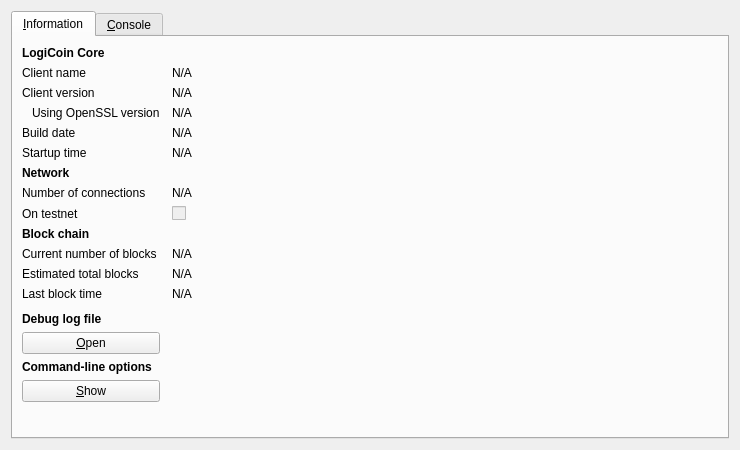
Above: src/qt/forms/rpcconsole.ui from Logicoin/logicoin before the change. Below: the same form after it.
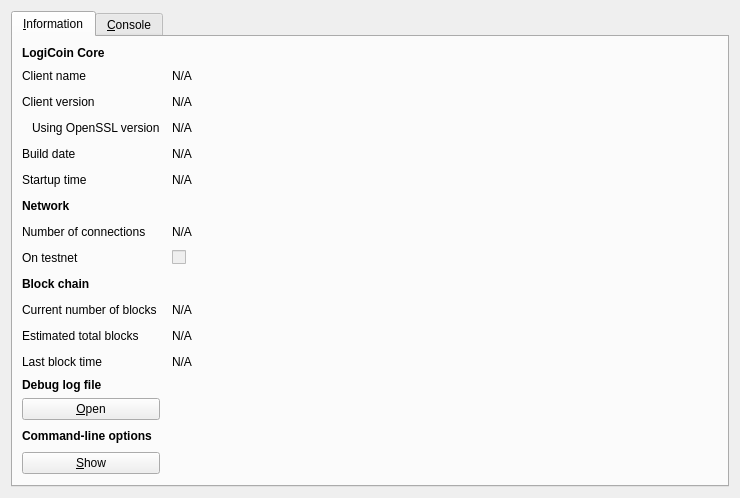
That is the form after the change. Icons and pictures are not drawn.

Patch:
```diff
--- a/src/qt/forms/rpcconsole.ui
+++ b/src/qt/forms/rpcconsole.ui
@@ -23,10 +23,191 @@
       <attribute name="title">
        <string>&amp;Information</string>
       </attribute>
-      <layout class="QGridLayout" name="gridLayout" columnstretch="0,1">
+      <layout class="QGridLayout" name="gridLayout" columnstretch="0,1,0,0">
        <property name="horizontalSpacing">
         <number>12</number>
        </property>
+       <item row="12" column="0">
+        <widget class="QLabel" name="label_2">
+         <property name="text">
+          <string>Last block time</string>
+         </property>
+        </widget>
+       </item>
+       <item row="9" column="0">
+        <widget class="QLabel" name="label_10">
+         <property name="font">
+          <font>
+           <weight>75</weight>
+           <bold>true</bold>
+          </font>
+         </property>
+         <property name="text">
+          <string>Block chain</string>
+         </property>
+        </widget>
+       </item>
+       <item row="8" column="1">
+        <widget class="QCheckBox" name="isTestNet">
+         <property name="enabled">
+          <bool>false</bool>
+         </property>
+         <property name="text">
+          <string/>
+         </property>
+        </widget>
+       </item>
+       <item row="11" column="1">
+        <widget class="QLabel" name="totalBlocks">
+         <property name="cursor">
+          <cursorShape>IBeamCursor</cursorShape>
+         </property>
+         <property name="text">
+          <string>N/A</string>
+         </property>
+         <property name="textFormat">
+          <enum>Qt::PlainText</enum>
+         </property>
+         <property name="textInteractionFlags">
+          <set>Qt::LinksAccessibleByMouse|Qt::TextSelectableByKeyboard|Qt::TextSelectableByMouse</set>
+         </property>
+        </widget>
+       </item>
+       <item row="10" column="0">
+        <widget class="QLabel" name="label_3">
+         <property name="text">
+          <string>Current number of blocks</string>
+         </property>
+        </widget>
+       </item>
+       <item row="7" column="1">
+        <widget class="QLabel" name="numberOfConnections">
+         <property name="cursor">
+          <cursorShape>IBeamCursor</cursorShape>
+         </property>
+         <property name="text">
+          <string>N/A</string>
+         </property>
+         <property name="textFormat">
+          <enum>Qt::PlainText</enum>
+         </property>
+         <property name="textInteractionFlags">
+          <set>Qt::LinksAccessibleByMouse|Qt::TextSelectableByKeyboard|Qt::TextSelectableByMouse</set>
+         </property>
+        </widget>
+       </item>
+       <item row="7" column="0">
+        <widget class="QLabel" name="label_7">
+         <property name="text">
+          <string>Number of connections</string>
+         </property>
+        </widget>
+       </item>
+       <item row="10" column="1">
+        <widget class="QLabel" name="numberOfBlocks">
+         <property name="cursor">
+          <cursorShape>IBeamCursor</cursorShape>
+         </property>
+         <property name="text">
+          <string>N/A</string>
+         </property>
+         <property name="textFormat">
+          <enum>Qt::PlainText</enum>
+         </property>
+         <property name="textInteractionFlags">
+          <set>Qt::LinksAccessibleByMouse|Qt::TextSelectableByKeyboard|Qt::TextSelectableByMouse</set>
+         </property>
+        </widget>
+       </item>
+       <item row="8" column="0">
+        <widget class="QLabel" name="label_8">
+         <property name="text">
+          <string>On testnet</string>
+         </property>
+        </widget>
+       </item>
+       <item row="11" column="0">
+        <widget class="QLabel" name="label_4">
+         <property name="text">
+          <string>Estimated total blocks</string>
+         </property>
+        </widget>
+       </item>
+       <item row="4" column="2">
+        <spacer name="horizontalSpacer">
+         <property name="orientation">
+          <enum>Qt::Horizontal</enum>
+         </property>
+         <property name="sizeHint" stdset="0">
+          <size>
+           <width>40</width>
+           <height>20</height>
+          </size>
+         </property>
+        </spacer>
+       </item>
+       <item row="1" column="2">
+        <spacer name="horizontalSpacer_2">
+         <property name="orientation">
+          <enum>Qt::Horizontal</enum>
+         </property>
+         <property name="sizeHint" stdset="0">
+          <size>
+           <width>40</width>
+           <height>20</height>
+          </size>
+         </property>
+        </spacer>
+       </item>
+       <item row="2" column="2">
+        <spacer name="horizontalSpacer_3">
+         <property name="orientation">
+          <enum>Qt::Horizontal</enum>
+         </property>
+         <property name="sizeHint" stdset="0">
+          <size>
+           <width>40</width>
+           <height>20</height>
+          </size>
+         </property>
+        </spacer>
+       </item>
+       <item row="3" column="2">
+        <spacer name="horizontalSpacer_4">
+         <property name="orientation">
+          <enum>Qt::Horizontal</enum>
+         </property>
+         <property name="sizeHint" stdset="0">
+          <size>
+           <width>40</width>
+           <height>20</height>
+          </size>
+         </property>
+        </spacer>
+       </item>
+       <item row="4" column="0">
+        <widget class="QLabel" name="label_12">
+         <property name="text">
+          <string>Build date</string>
+         </property>
+        </widget>
+       </item>
+       <item row="3" column="1">
+        <widget class="QLabel" name="openSSLVersion">
+         <property name="cursor">
+          <cursorShape>IBeamCursor</cursorShape>
+         </property>
+         <property name="text">
+          <string>N/A</string>
+         </property>
+         <property name="textFormat">
+          <enum>Qt::PlainText</enum>
+         </property>
+         <property name="textInteractionFlags">
+          <set>Qt::LinksAccessibleByMouse|Qt::TextSelectableByKeyboard|Qt::TextSelectableByMouse</set>
+         </property>
+        </widget>
+       </item>
        <item row="0" column="0">
         <widget class="QLabel" name="label_9">
          <property name="font">
@@ -40,29 +221,6 @@
          </property>
         </widget>
        </item>
-       <item row="1" column="0">
-        <widget class="QLabel" name="label_5">
-         <property name="text">
-          <string>Client name</string>
-         </property>
-        </widget>
-       </item>
-       <item row="1" column="1">
-        <widget class="QLabel" name="clientName">
-         <property name="cursor">
-          <cursorShape>IBeamCursor</cursorShape>
-         </property>
-         <property name="text">
-          <string>N/A</string>
-         </property>
-         <property name="textFormat">
-          <enum>Qt::PlainText</enum>
-         </property>
-         <property name="textInteractionFlags">
-          <set>Qt::LinksAccessibleByMouse|Qt::TextSelectableByKeyboard|Qt::TextSelectableByMouse</set>
-         </property>
-        </widget>
-       </item>
        <item row="2" column="0">
         <widget class="QLabel" name="label_6">
          <property name="text">
@@ -70,19 +228,10 @@
          </property>
         </widget>
        </item>
-       <item row="2" column="1">
-        <widget class="QLabel" name="clientVersion">
-         <property name="cursor">
-          <cursorShape>IBeamCursor</cursorShape>
-         </property>
+       <item row="1" column="0">
+        <widget class="QLabel" name="label_5">
          <property name="text">
-          <string>N/A</string>
-         </property>
-         <property name="textFormat">
-          <enum>Qt::PlainText</enum>
-         </property>
-         <property name="textInteractionFlags">
-          <set>Qt::LinksAccessibleByMouse|Qt::TextSelectableByKeyboard|Qt::TextSelectableByMouse</set>
+          <string>Client name</string>
          </property>
         </widget>
        </item>
@@ -96,8 +245,8 @@
          </property>
         </widget>
        </item>
-       <item row="3" column="1">
-        <widget class="QLabel" name="openSSLVersion">
+       <item row="2" column="1">
+        <widget class="QLabel" name="clientVersion">
          <property name="cursor">
           <cursorShape>IBeamCursor</cursorShape>
          </property>
@@ -112,10 +261,19 @@
          </property>
         </widget>
        </item>
-       <item row="4" column="0">
-        <widget class="QLabel" name="label_12">
+       <item row="1" column="1">
+        <widget class="QLabel" name="clientName">
+         <property name="cursor">
+          <cursorShape>IBeamCursor</cursorShape>
+         </property>
          <property name="text">
-          <string>Build date</string>
+          <string>N/A</string>
+         </property>
+         <property name="textFormat">
+          <enum>Qt::PlainText</enum>
+         </property>
+         <property name="textInteractionFlags">
+          <set>Qt::LinksAccessibleByMouse|Qt::TextSelectableByKeyboard|Qt::TextSelectableByMouse</set>
          </property>
         </widget>
        </item>
@@ -171,111 +329,31 @@
          </property>
         </widget>
        </item>
-       <item row="7" column="0">
-        <widget class="QLabel" name="label_7">
-         <property name="text">
-          <string>Number of connections</string>
+       <item row="6" column="2">
+        <spacer name="horizontalSpacer_6">
+         <property name="orientation">
+          <enum>Qt::Horizontal</enum>
          </property>
-        </widget>
-       </item>
-       <item row="7" column="1">
-        <widget class="QLabel" name="numberOfConnections">
-         <property name="cursor">
-          <cursorShape>IBeamCursor</cursorShape>
+         <property name="sizeHint" stdset="0">
+          <size>
+           <width>40</width>
+           <height>20</height>
+          </size>
          </property>
-         <property name="text">
-          <string>N/A</string>
-         </property>
-         <property name="textFormat">
-          <enum>Qt::PlainText</enum>
-         </property>
-         <property name="textInteractionFlags">
-          <set>Qt::LinksAccessibleByMouse|Qt::TextSelectableByKeyboard|Qt::TextSelectableByMouse</set>
-         </property>
-        </widget>
+        </spacer>
        </item>
-       <item row="8" column="0">
-        <widget class="QLabel" name="label_8">
-         <property name="text">
-          <string>On testnet</string>
+       <item row="5" column="2">
+        <spacer name="horizontalSpacer_5">
+         <property name="orientation">
+          <enum>Qt::Horizontal</enum>
          </property>
-        </widget>
-       </item>
-       <item row="8" column="1">
-        <widget class="QCheckBox" name="isTestNet">
-         <property name="enabled">
-          <bool>false</bool>
+         <property name="sizeHint" stdset="0">
+          <size>
+           <width>40</width>
+           <height>20</height>
+          </size>
          </property>
-         <property name="text">
-          <string/>
-         </property>
-        </widget>
-       </item>
-       <item row="9" column="0">
-        <widget class="QLabel" name="label_10">
-         <property name="font">
-          <font>
-           <weight>75</weight>
-           <bold>true</bold>
-          </font>
-         </property>
-         <property name="text">
-          <string>Block chain</string>
-         </property>
-        </widget>
-       </item>
-       <item row="10" column="0">
-        <widget class="QLabel" name="label_3">
-         <property name="text">
-          <string>Current number of blocks</string>
-         </property>
-        </widget>
-       </item>
-       <item row="10" column="1">
-        <widget class="QLabel" name="numberOfBlocks">
-         <property name="cursor">
-          <cursorShape>IBeamCursor</cursorShape>
-         </property>
-         <property name="text">
-          <string>N/A</string>
-         </property>
-         <property name="textFormat">
-          <enum>Qt::PlainText</enum>
-         </property>
-         <property name="textInteractionFlags">
-          <set>Qt::LinksAccessibleByMouse|Qt::TextSelectableByKeyboard|Qt::TextSelectableByMouse</set>
-         </property>
-        </widget>
-       </item>
-       <item row="11" column="0">
-        <widget class="QLabel" name="label_4">
-         <property name="text">
-          <string>Estimated total blocks</string>
-         </property>
-        </widget>
-       </item>
-       <item row="11" column="1">
-        <widget class="QLabel" name="totalBlocks">
-         <property name="cursor">
-          <cursorShape>IBeamCursor</cursorShape>
-         </property>
-         <property name="text">
-          <string>N/A</string>
-         </property>
-         <property name="textFormat">
-          <enum>Qt::PlainText</enum>
-         </property>
-         <property name="textInteractionFlags">
-          <set>Qt::LinksAccessibleByMouse|Qt::TextSelectableByKeyboard|Qt::TextSelectableByMouse</set>
-         </property>
-        </widget>
-       </item>
-       <item row="12" column="0">
-        <widget class="QLabel" name="label_2">
-         <property name="text">
-          <string>Last block time</string>
-         </property>
-        </widget>
+        </spacer>
        </item>
        <item row="12" column="1">
         <widget class="QLabel" name="lastBlockTime">
@@ -371,6 +449,133 @@
          </property>
         </spacer>
        </item>
+       <item row="8" column="2">
+        <spacer name="horizontalSpacer_8">
+         <property name="orientation">
+          <enum>Qt::Horizontal</enum>
+         </property>
+         <property name="sizeHint" stdset="0">
+          <size>
+           <width>40</width>
+           <height>20</height>
+          </size>
+         </property>
+        </spacer>
+       </item>
+       <item row="7" column="2">
+        <spacer name="horizontalSpacer_7">
+         <property name="orientation">
+          <enum>Qt::Horizontal</enum>
+         </property>
+         <property name="sizeHint" stdset="0">
+          <size>
+           <width>40</width>
+           <height>20</height>
+          </size>
+         </property>
+        </spacer>
+       </item>
+       <item row="9" column="2">
+        <spacer name="horizontalSpacer_9">
+         <property name="orientation">
+          <enum>Qt::Horizontal</enum>
+         </property>
+         <property name="sizeHint" stdset="0">
+          <size>
+           <width>40</width>
+           <height>20</height>
+          </size>
+         </property>
+        </spacer>
+       </item>
+       <item row="10" column="2">
+        <spacer name="horizontalSpacer_10">
+         <property name="orientation">
+          <enum>Qt::Horizontal</enum>
+         </property>
+         <property name="sizeHint" stdset="0">
+          <size>
+           <width>40</width>
+           <height>20</height>
+          </size>
+         </property>
+        </spacer>
+       </item>
+       <item row="11" column="2">
+        <spacer name="horizontalSpacer_11">
+         <property name="orientation">
+          <enum>Qt::Horizontal</enum>
+         </property>
+         <property name="sizeHint" stdset="0">
+          <size>
+           <width>40</width>
+           <height>20</height>
+          </size>
+         </property>
+        </spacer>
+       </item>
+       <item row="12" column="2">
+        <spacer name="horizontalSpacer_12">
+         <property name="orientation">
+          <enum>Qt::Horizontal</enum>
+         </property>
+         <property name="sizeHint" stdset="0">
+          <size>
+           <width>40</width>
+           <height>20</height>
+          </size>
+         </property>
+        </spacer>
+       </item>
+       <item row="15" column="2">
+        <spacer name="horizontalSpacer_13">
+         <property name="orientation">
+          <enum>Qt::Horizontal</enum>
+         </property>
+         <property name="sizeHint" stdset="0">
+          <size>
+           <width>40</width>
+           <height>20</height>
+          </size>
+         </property>
+        </spacer>
+       </item>
+       <item row="16" column="2">
+        <spacer name="horizontalSpacer_14">
+         <property name="orientation">
+          <enum>Qt::Horizontal</enum>
+         </property>
+         <property name="sizeHint" stdset="0">
+          <size>
+           <width>40</width>
+           <height>20</height>
+          </size>
+         </property>
+        </spacer>
+       </item>
+       <item row="17" column="2">
+        <spacer name="horizontalSpacer_15">
+         <property name="orientation">
+          <enum>Qt::Horizontal</enum>
+         </property>
+         <property name="sizeHint" stdset="0">
+          <size>
+           <width>40</width>
+           <height>20</height>
+          </size>
+         </property>
+        </spacer>
+       </item>
+       <item row="15" column="3" rowspan="3">
+        <widget class="QLabel" name="label_15">
+         <property name="text">
+          <string/>
+         </property>
+         <property name="pixmap">
+          <pixmap resource="../bitcoin.qrc">:/images/Small_logo</pixmap>
+         </property>
+        </widget>
+       </item>
       </layout>
      </widget>
      <widget class="QWidget" name="tab_console">
```
